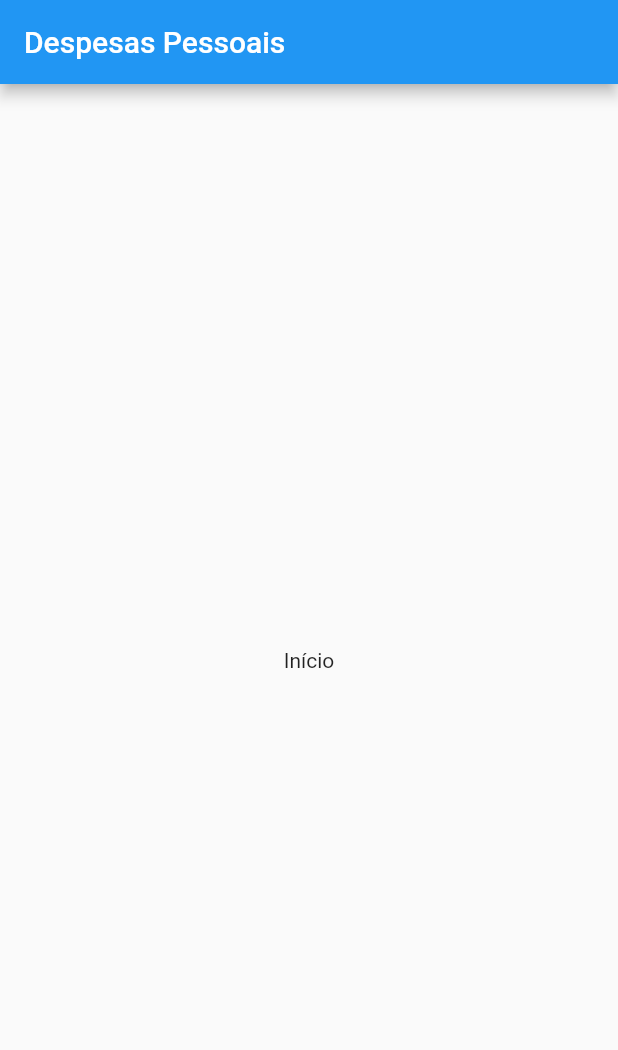
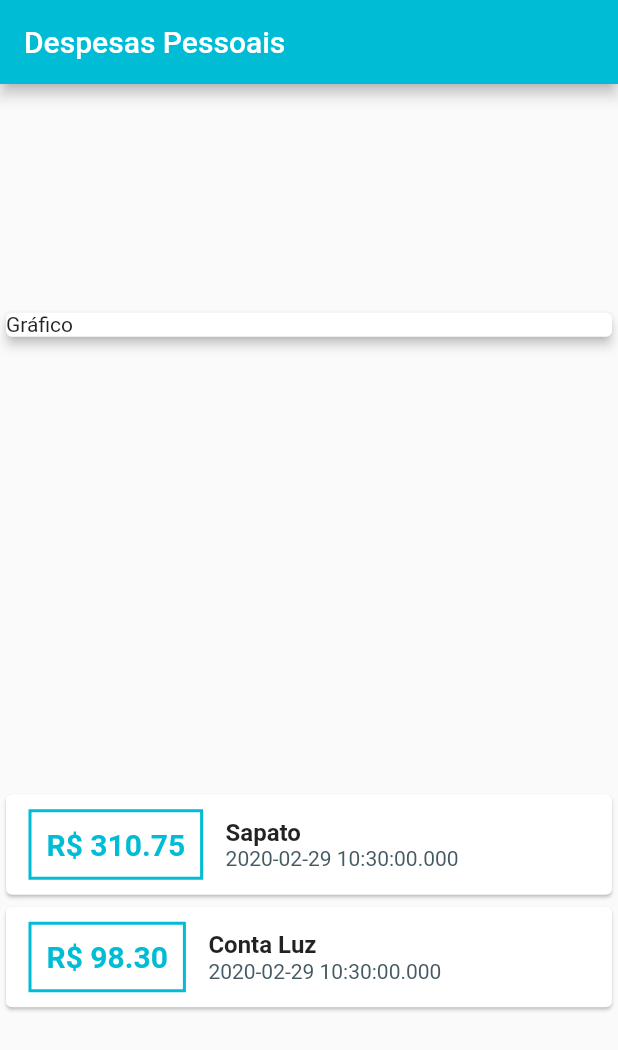
Before and after one commit to britojcs/flutter_curso_cod3r, a Flutter app: the screen it shows after launch, on a phone screen of 412 x 824 dp. Shown: the top 1050 px of the screen. Run offline on Flutter 3.47's test engine with Material 2 defaults, Android fonts, the phone set to English and light mode, and no system bars.

Commit message:
projeto despesas pessoais - layout inicial

```diff
--- a/projetos/p2_expenses/lib/main.dart
+++ b/projetos/p2_expenses/lib/main.dart
@@ -1,4 +1,5 @@
 import 'package:flutter/material.dart';
+import 'package:p2_expenses/models/transaction.dart';
 
 main() => runApp(ExpensesApp());
 
@@ -12,14 +13,85 @@ class ExpensesApp extends StatelessWidget {
 }
 
 class MyHomePage extends StatelessWidget {
+  final _transactions = [
+    Transaction(
+      id: 't1',
+      title: 'Sapato',
+      value: 310.75,
+      date: DateTime.now(),
+    ),
+    Transaction(
+      id: 't2',
+      title: 'Conta Luz',
+      value: 98.30,
+      date: DateTime.now(),
+    ),
+  ];
+
   @override
   Widget build(BuildContext context) {
     return Scaffold(
       appBar: AppBar(
         title: Text('Despesas Pessoais'),
+        backgroundColor: Colors.cyan,
       ),
-      body: Center(
-        child: Text('Início'),
+      body: Column(
+        mainAxisAlignment: MainAxisAlignment.spaceAround,
+        crossAxisAlignment: CrossAxisAlignment.stretch,
+        children: <Widget>[
+          Container(
+            child: Card(
+              child: Text('Gráfico'),
+              elevation: 3,
+            ),
+          ),
+          Column(
+            children: _transactions.map((t) {
+              return Card(
+                child: Row(
+                  children: <Widget>[
+                    Container(
+                      margin: EdgeInsets.symmetric(
+                        horizontal: 15,
+                        vertical: 10,
+                      ),
+                      decoration: BoxDecoration(
+                        border: Border.all(color: Colors.cyan, width: 2),
+                      ),
+                      padding: EdgeInsets.all(10),
+                      child: Text(
+                        'R\$ ${t.value.toStringAsFixed(2)}',
+                        style: TextStyle(
+                          fontWeight: FontWeight.bold,
+                          fontSize: 20,
+                          color: Colors.cyan,
+                        ),
+                      ),
+                    ),
+                    Column(
+                      crossAxisAlignment: CrossAxisAlignment.start,
+                      children: <Widget>[
+                        Text(
+                          t.title,
+                          style: TextStyle(
+                            fontSize: 16,
+                            fontWeight: FontWeight.bold,
+                          ),
+                        ),
+                        Text(
+                          t.date.toString(),
+                          style: TextStyle(
+                            color: Colors.blueGrey[700],
+                          ),
+                        ),
+                      ],
+                    ),
+                  ],
+                ),
+              );
+            }).toList(),
+          ),
+        ],
       ),
     );
   }
--- /dev/null
+++ b/projetos/p2_expenses/lib/models/transaction.dart
@@ -0,0 +1,15 @@
+import 'package:flutter/foundation.dart';
+
+class Transaction {
+  final String id;
+  final String title;
+  final double value;
+  final DateTime date;
+
+  Transaction({
+    @required this.id,
+    @required this.title,
+    @required this.value,
+    @required this.date,
+  });
+}
```
